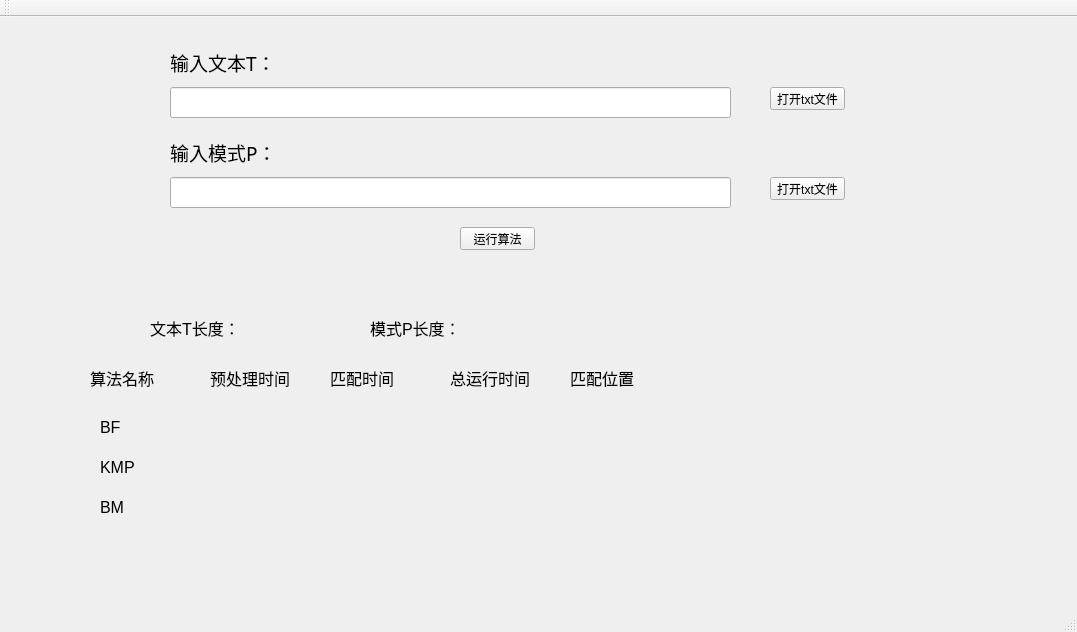
Old version of the form hw10/src/StringMatching/mainwindow.ui in the repository wchstrife/Design-and-Analysis-of-Algorithms.
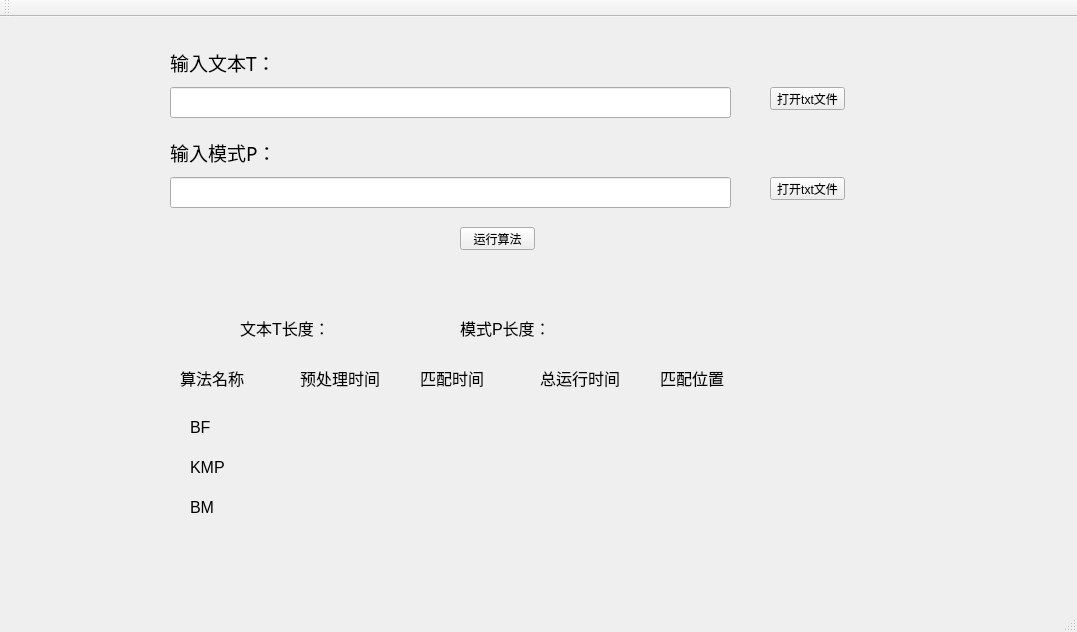
New version of the form.

```diff
--- a/hw10/src/StringMatching/mainwindow.ui
+++ b/hw10/src/StringMatching/mainwindow.ui
@@ -114,7 +114,7 @@
    <widget class="QLabel" name="label_4">
     <property name="geometry">
      <rect>
-      <x>210</x>
+      <x>300</x>
       <y>340</y>
       <width>91</width>
       <height>41</height>
@@ -132,7 +132,7 @@
    <widget class="QLabel" name="label_11">
     <property name="geometry">
      <rect>
-      <x>90</x>
+      <x>180</x>
       <y>340</y>
       <width>101</width>
       <height>41</height>
@@ -150,7 +150,7 @@
    <widget class="QLabel" name="label_3">
     <property name="geometry">
      <rect>
-      <x>100</x>
+      <x>190</x>
       <y>470</y>
       <width>41</width>
       <height>41</height>
@@ -168,7 +168,7 @@
    <widget class="QLabel" name="kmpTotalLabel">
     <property name="geometry">
      <rect>
-      <x>450</x>
+      <x>540</x>
       <y>420</y>
       <width>91</width>
       <height>41</height>
@@ -186,7 +186,7 @@
    <widget class="QLabel" name="label_5">
     <property name="geometry">
      <rect>
-      <x>100</x>
+      <x>190</x>
       <y>390</y>
       <width>41</width>
       <height>41</height>
@@ -204,7 +204,7 @@
    <widget class="QLabel" name="kmpMatchLabel">
     <property name="geometry">
      <rect>
-      <x>330</x>
+      <x>420</x>
       <y>420</y>
       <width>91</width>
       <height>41</height>
@@ -222,7 +222,7 @@
    <widget class="QLabel" name="bfMatchLabel">
     <property name="geometry">
      <rect>
-      <x>330</x>
+      <x>420</x>
       <y>380</y>
       <width>91</width>
       <height>41</height>
@@ -240,7 +240,7 @@
    <widget class="QLabel" name="label_6">
     <property name="geometry">
      <rect>
-      <x>330</x>
+      <x>420</x>
       <y>340</y>
       <width>71</width>
       <height>41</height>
@@ -258,9 +258,9 @@
    <widget class="QLabel" name="bmResultLabel">
     <property name="geometry">
      <rect>
-      <x>570</x>
+      <x>660</x>
       <y>460</y>
-      <width>261</width>
+      <width>361</width>
       <height>41</height>
      </rect>
     </property>
@@ -276,7 +276,7 @@
    <widget class="QLabel" name="label_7">
     <property name="geometry">
      <rect>
-      <x>100</x>
+      <x>190</x>
       <y>430</y>
       <width>41</width>
       <height>41</height>
@@ -299,7 +299,7 @@
    <widget class="QLabel" name="bmTotalLabel">
     <property name="geometry">
      <rect>
-      <x>450</x>
+      <x>540</x>
       <y>460</y>
       <width>91</width>
       <height>41</height>
@@ -317,7 +317,7 @@
    <widget class="QLabel" name="label_9">
     <property name="geometry">
      <rect>
-      <x>370</x>
+      <x>460</x>
       <y>290</y>
       <width>91</width>
       <height>41</height>
@@ -335,7 +335,7 @@
    <widget class="QLabel" name="bmPreLabel">
     <property name="geometry">
      <rect>
-      <x>210</x>
+      <x>300</x>
       <y>460</y>
       <width>91</width>
       <height>41</height>
@@ -353,7 +353,7 @@
    <widget class="QLabel" name="label_8">
     <property name="geometry">
      <rect>
-      <x>450</x>
+      <x>540</x>
       <y>340</y>
       <width>81</width>
       <height>41</height>
@@ -371,7 +371,7 @@
    <widget class="QLabel" name="tLengthLabel">
     <property name="geometry">
      <rect>
-      <x>240</x>
+      <x>330</x>
       <y>290</y>
       <width>91</width>
       <height>41</height>
@@ -389,7 +389,7 @@
    <widget class="QLabel" name="kmpPreLabel">
     <property name="geometry">
      <rect>
-      <x>210</x>
+      <x>300</x>
       <y>420</y>
       <width>91</width>
       <height>41</height>
@@ -407,7 +407,7 @@
    <widget class="QLabel" name="bfPreLabel">
     <property name="geometry">
      <rect>
-      <x>210</x>
+      <x>300</x>
       <y>380</y>
       <width>91</width>
       <height>41</height>
@@ -425,7 +425,7 @@
    <widget class="QLabel" name="pLengthLabel">
     <property name="geometry">
      <rect>
-      <x>460</x>
+      <x>550</x>
       <y>290</y>
       <width>91</width>
       <height>41</height>
@@ -443,7 +443,7 @@
    <widget class="QLabel" name="label_10">
     <property name="geometry">
      <rect>
-      <x>570</x>
+      <x>660</x>
       <y>340</y>
       <width>71</width>
       <height>41</height>
@@ -461,9 +461,9 @@
    <widget class="QLabel" name="kmpResultLabel">
     <property name="geometry">
      <rect>
-      <x>570</x>
+      <x>660</x>
       <y>420</y>
-      <width>261</width>
+      <width>371</width>
       <height>41</height>
      </rect>
     </property>
@@ -479,7 +479,7 @@
    <widget class="QLabel" name="label_12">
     <property name="geometry">
      <rect>
-      <x>150</x>
+      <x>240</x>
       <y>290</y>
       <width>91</width>
       <height>41</height>
@@ -497,9 +497,9 @@
    <widget class="QLabel" name="bfResultLabel">
     <property name="geometry">
      <rect>
-      <x>570</x>
+      <x>660</x>
       <y>380</y>
-      <width>261</width>
+      <width>371</width>
       <height>41</height>
      </rect>
     </property>
@@ -515,7 +515,7 @@
    <widget class="QLabel" name="bmMatchLabel">
     <property name="geometry">
      <rect>
-      <x>330</x>
+      <x>420</x>
       <y>460</y>
       <width>91</width>
       <height>41</height>
@@ -533,7 +533,7 @@
    <widget class="QLabel" name="bfTotalLabel">
     <property name="geometry">
      <rect>
-      <x>450</x>
+      <x>540</x>
       <y>380</y>
       <width>91</width>
       <height>41</height>
```
